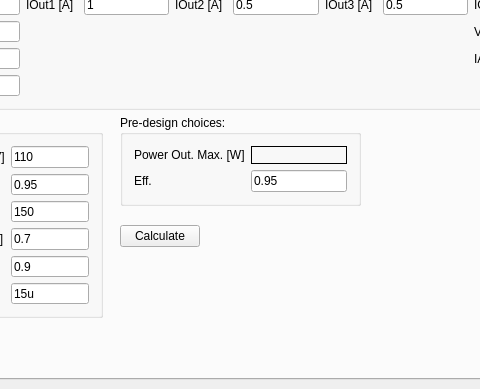
The window that FLySMPS/FLySMPS.ui (aemeltsev/FLySMPS) describes before a commit, drawn with Qt 5; both pictures show x 182 to 662 and y 101 to 490 of the 890 by 490 pixel window.
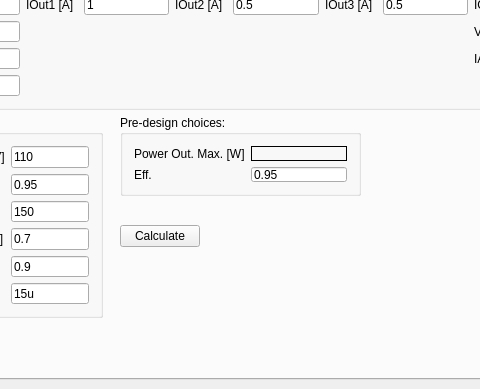
The same window after the commit. Icons and pictures are not drawn. Custom widgets are drawn as their Qt base class.

What changed in the file:
```diff
--- a/FLySMPS/FLySMPS.ui
+++ b/FLySMPS/FLySMPS.ui
@@ -399,7 +399,7 @@
         <x>290</x>
         <y>190</y>
         <width>241</width>
-        <height>91</height>
+        <height>81</height>
        </rect>
       </property>
       <property name="title">
```
Left out of the diff: 2 changed lines with no effect on the pictures.
